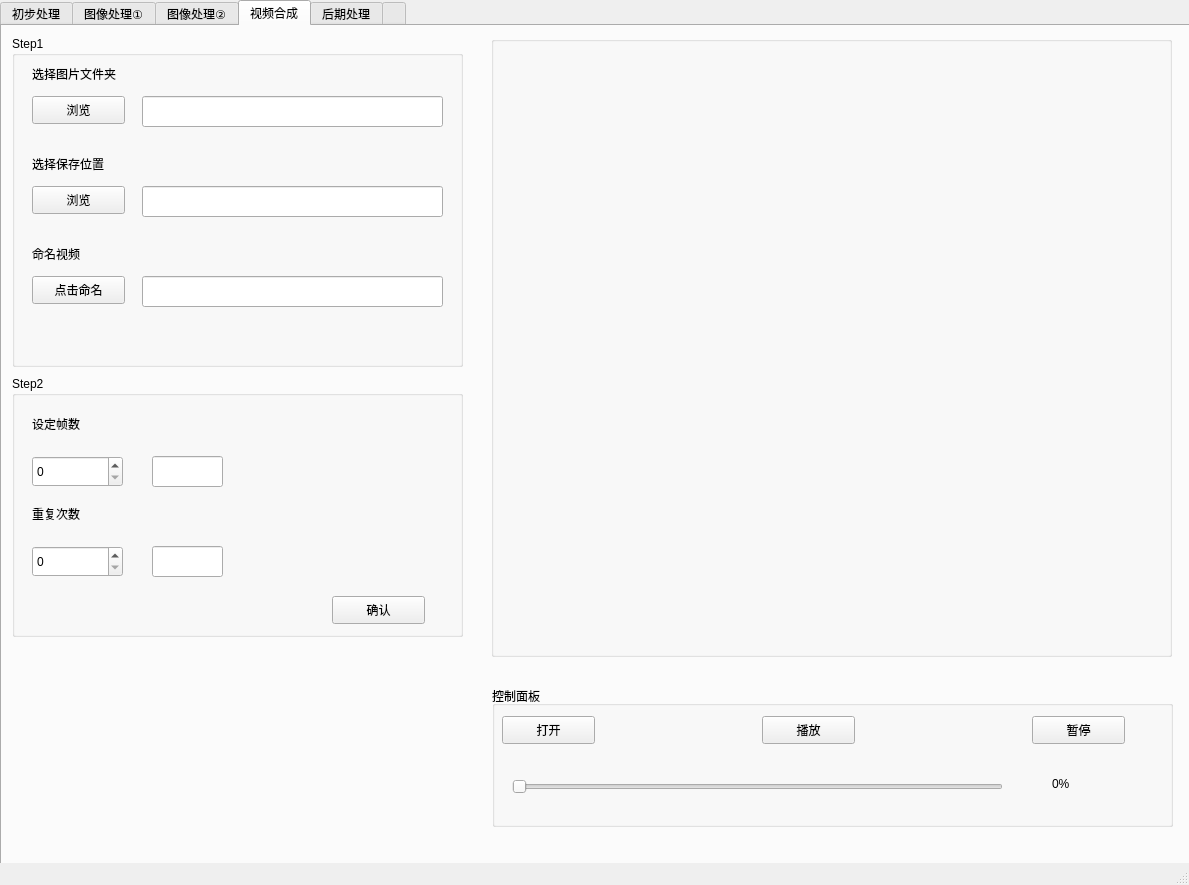
Above: MainUI.ui from HXChow/project before the change. Below: the same form after it.
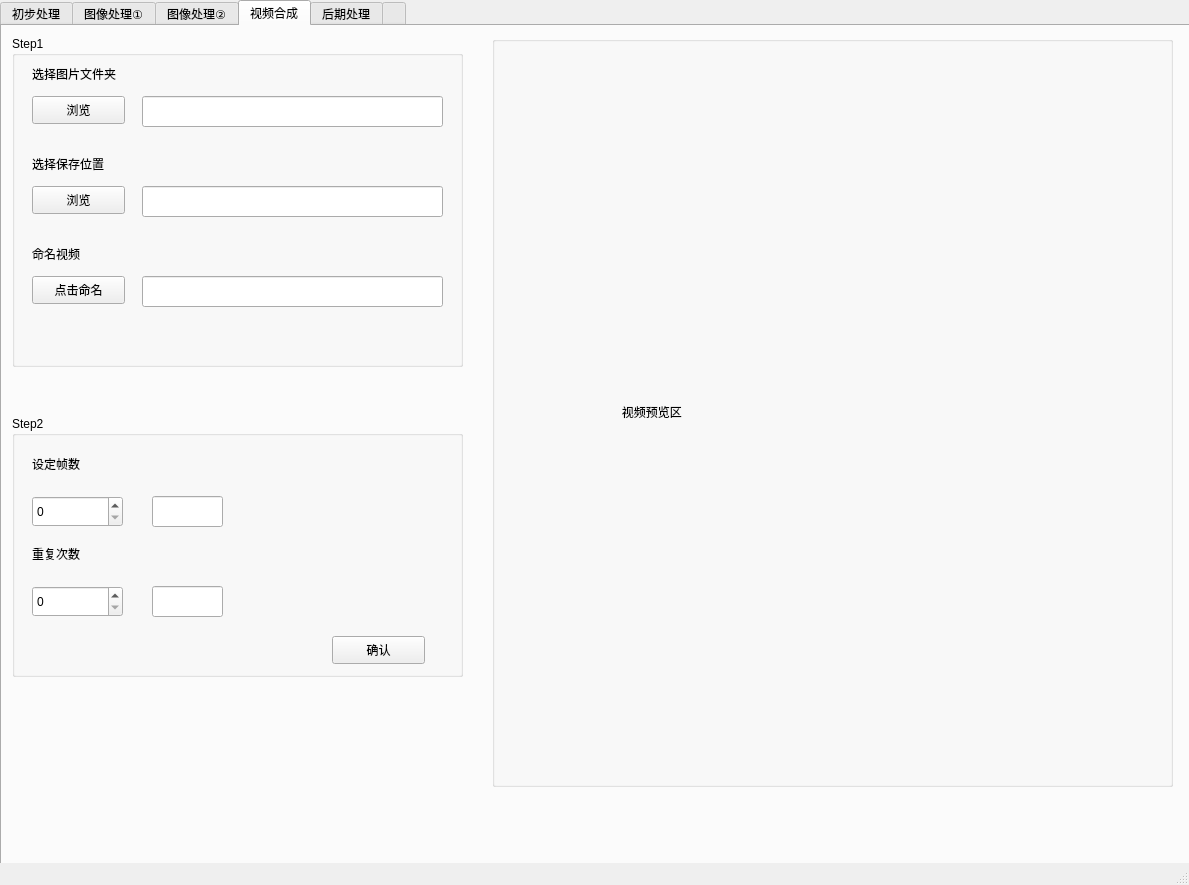
That is the form after the change. The open tabs and pages were chosen to show the change. Custom widgets are drawn as their Qt base class.

```diff
--- a/MainUI.ui
+++ b/MainUI.ui
@@ -1432,7 +1432,7 @@
       <property name="geometry">
        <rect>
         <x>10</x>
-        <y>350</y>
+        <y>390</y>
         <width>451</width>
         <height>261</height>
        </rect>
@@ -1535,101 +1535,26 @@
      <widget class="QGroupBox" name="groupBox_7">
       <property name="geometry">
        <rect>
-        <x>489</x>
+        <x>490</x>
         <y>10</y>
         <width>681</width>
-        <height>621</height>
+        <height>751</height>
        </rect>
       </property>
       <property name="title">
        <string/>
       </property>
-      <widget class="myVideoWidget" name="widget" native="true">
+      <widget class="QLabel" name="label_43">
        <property name="geometry">
         <rect>
          <x>0</x>
          <y>0</y>
          <width>681</width>
-         <height>621</height>
+         <height>751</height>
         </rect>
        </property>
-      </widget>
-     </widget>
-     <widget class="QGroupBox" name="groupBox_16">
-      <property name="geometry">
-       <rect>
-        <x>490</x>
-        <y>660</y>
-        <width>681</width>
-        <height>141</height>
-       </rect>
-      </property>
-      <property name="title">
-       <string>控制面板</string>
-      </property>
-      <widget class="QPushButton" name="btn_open">
-       <property name="geometry">
-        <rect>
-         <x>10</x>
-         <y>30</y>
-         <width>93</width>
-         <height>28</height>
-        </rect>
-       </property>
        <property name="text">
-        <string>打开</string>
-       </property>
-      </widget>
-      <widget class="QPushButton" name="btn_play">
-       <property name="geometry">
-        <rect>
-         <x>270</x>
-         <y>30</y>
-         <width>93</width>
-         <height>28</height>
-        </rect>
-       </property>
-       <property name="text">
-        <string>播放</string>
-       </property>
-      </widget>
-      <widget class="QPushButton" name="btn_stop">
-       <property name="geometry">
-        <rect>
-         <x>540</x>
-         <y>30</y>
-         <width>93</width>
-         <height>28</height>
-        </rect>
-       </property>
-       <property name="text">
-        <string>暂停</string>
-       </property>
-      </widget>
-      <widget class="QSlider" name="sld_video">
-       <property name="geometry">
-        <rect>
-         <x>20</x>
-         <y>90</y>
-         <width>491</width>
-         <height>22</height>
-        </rect>
-       </property>
-       <property name="orientation">
-        <enum>Qt::Horizontal</enum>
-       </property>
-      </widget>
-      <widget class="QLabel" name="lab_video">
-       <property name="geometry">
-        <rect>
-         <x>560</x>
-         <y>90</y>
-         <width>51</width>
-         <height>16</height>
-        </rect>
-       </property>
-       <property name="text">
-        <string>0%</string>
+        <string>                                       视频预览区</string>
        </property>
       </widget>
      </widget>
@@ -2244,14 +2169,6 @@
   </widget>
   <widget class="QStatusBar" name="statusbar"/>
  </widget>
- <customwidgets>
-  <customwidget>
-   <class>myVideoWidget</class>
-   <extends>QWidget</extends>
-   <header>myVideoWidget.h</header>
-   <container>1</container>
-  </customwidget>
- </customwidgets>
  <tabstops>
   <tabstop>spinBox</tabstop>
   <tabstop>lineEdit_4</tabstop>
```
Left out of the diff: 30 changed lines with no effect on the pictures.
